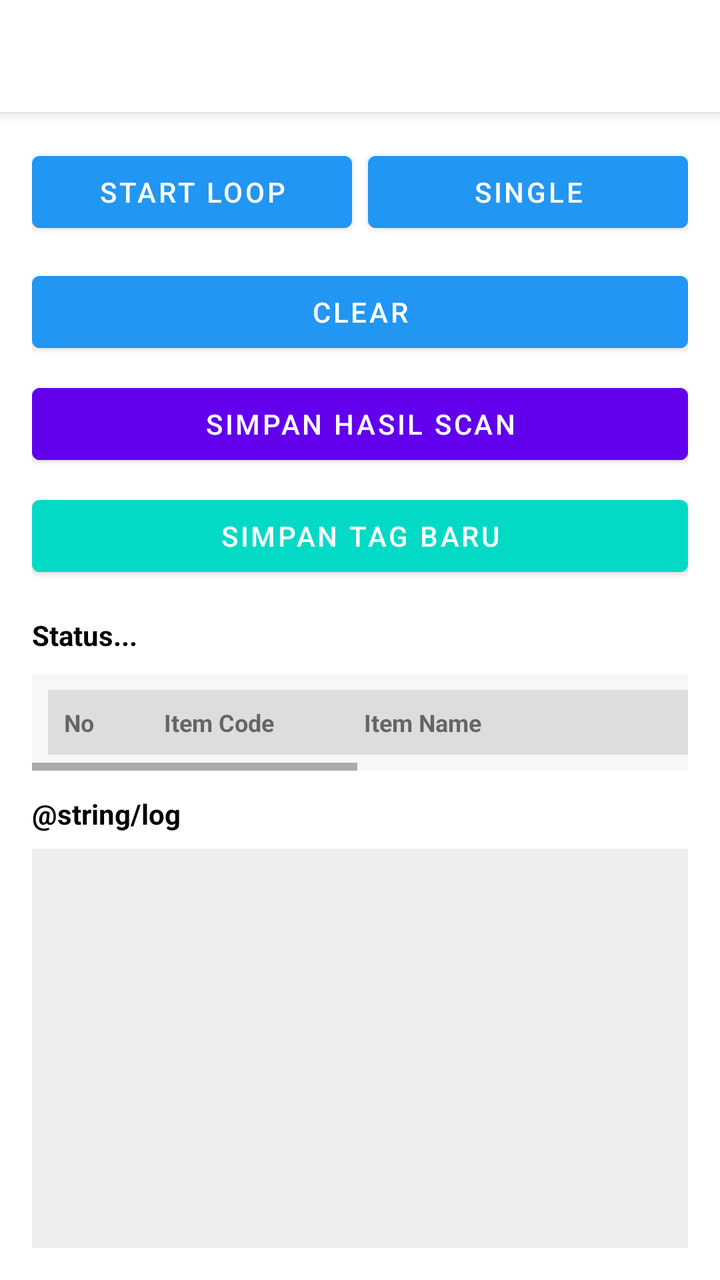
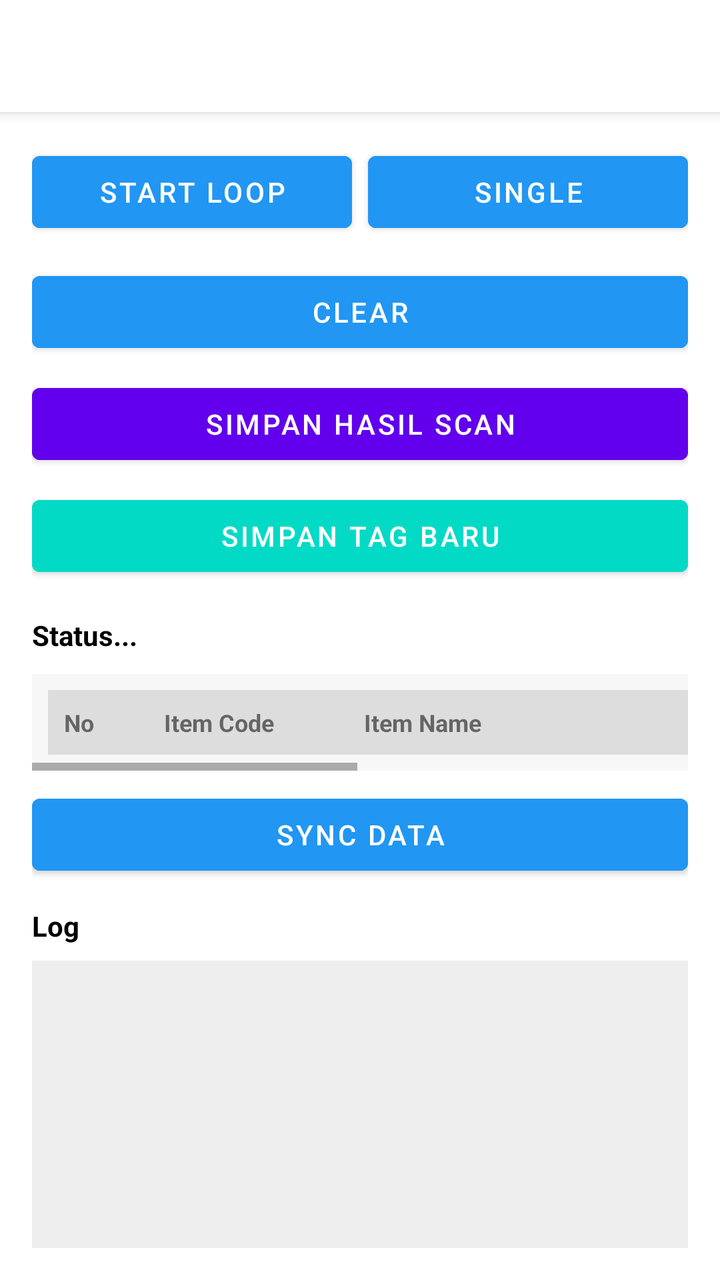

The first picture is an Android layout as it rendered before a commit; the second is the same layout after the commit. The layout source and the unified diff follow.
<!-- AndroidManifest.xml: application theme Theme.Newrfid -->
<!-- res/layout/fragment_scan.xml -->
<?xml version="1.0" encoding="utf-8"?>
<androidx.coordinatorlayout.widget.CoordinatorLayout
    xmlns:android="http://schemas.android.com/apk/res/android"
    xmlns:app="http://schemas.android.com/apk/res-auto"
    android:layout_width="match_parent"
    android:layout_height="match_parent"
    android:background="@android:color/white">

    <com.google.android.material.appbar.AppBarLayout
        android:layout_width="match_parent"
        android:layout_height="wrap_content">

        <com.google.android.material.appbar.MaterialToolbar
            android:id="@+id/toolbar"
            android:layout_width="match_parent"
            android:layout_height="?attr/actionBarSize"
            android:background="@android:color/white"
            android:title="@string/rfid_scanner"
            android:titleTextColor="@android:color/black"
            app:titleCentered="false" />
    </com.google.android.material.appbar.AppBarLayout>

    <androidx.core.widget.NestedScrollView
        android:id="@+id/rootScroll"
        android:layout_width="match_parent"
        android:layout_height="match_parent"
        android:fillViewport="true"
        android:padding="16dp"
        app:layout_behavior="@string/appbar_scrolling_view_behavior">

        <LinearLayout
            android:id="@+id/root"
            android:layout_width="match_parent"
            android:layout_height="wrap_content"
            android:orientation="vertical">

            
            <LinearLayout
                android:layout_width="match_parent"
                android:layout_height="wrap_content"
                android:orientation="horizontal">

                <Button
                    android:id="@+id/btnLoop"
                    android:layout_width="0dp"
                    android:layout_height="wrap_content"
                    android:layout_weight="1"
                    android:text="@string/start_loop"
                    android:textColor="@android:color/white"
                    android:layout_marginEnd="8dp"
                    android:backgroundTint="@color/blue_500" />

                <Button
                    android:id="@+id/btnSingle"
                    android:layout_width="0dp"
                    android:layout_height="wrap_content"
                    android:layout_weight="1"
                    android:text="@string/single"
                    android:textColor="@android:color/white"
                    android:backgroundTint="@color/blue_500" />
            </LinearLayout>

            <Button
                android:id="@+id/btnClear"
                android:layout_width="match_parent"
                android:layout_height="wrap_content"
                android:layout_marginTop="12dp"
                android:text="@string/clear"
                android:textColor="@android:color/white"
                android:backgroundTint="@color/blue_500" />

            <Button
                android:id="@+id/btnSaveScan"
                android:layout_width="match_parent"
                android:layout_height="wrap_content"
                android:layout_marginTop="8dp"
                android:text="Simpan Hasil Scan"
                android:textColor="@android:color/white"
                android:backgroundTint="@color/design_default_color_primary" />

            <Button
                android:id="@+id/btnPush"
                android:layout_width="match_parent"
                android:layout_height="wrap_content"
                android:layout_marginTop="8dp"
                android:text="@string/push_server"
                android:textColor="@android:color/white"
                android:backgroundTint="@color/design_default_color_secondary" />

            
            <TextView
                android:id="@+id/tvInfo"
                android:layout_width="match_parent"
                android:layout_height="wrap_content"
                android:layout_marginTop="16dp"
                android:text="@string/status"
                android:textSize="14sp"
                android:textStyle="bold"
                android:textColor="@android:color/black" />

            <HorizontalScrollView
                android:layout_width="match_parent"
                android:layout_height="wrap_content"
                android:layout_marginTop="10dp"
                android:fillViewport="true"
                android:scrollbars="horizontal"
                android:background="#F7F7F7">

                <LinearLayout
                    android:layout_width="wrap_content"
                    android:layout_height="wrap_content"
                    android:orientation="vertical"
                    android:padding="8dp">

                    <LinearLayout
                        android:layout_width="wrap_content"
                        android:layout_height="wrap_content"
                        android:orientation="horizontal"
                        android:background="#DDDDDD"
                        android:padding="8dp">

                        <TextView
                            android:layout_width="50dp"
                            android:layout_height="wrap_content"
                            android:text="No"
                            android:textStyle="bold"
                            android:textSize="12sp" />

                        <TextView
                            android:layout_width="100dp"
                            android:layout_height="wrap_content"
                            android:text="Item Code"
                            android:textStyle="bold"
                            android:textSize="12sp" />

                        <TextView
                            android:layout_width="200dp"
                            android:layout_height="wrap_content"
                            android:text="Item Name"
                            android:textStyle="bold"
                            android:textSize="12sp" />

                        <TextView
                            android:layout_width="60dp"
                            android:layout_height="wrap_content"
                            android:gravity="end"
                            android:text="End Stock"
                            android:textStyle="bold"
                            android:textSize="12sp" />

                        <TextView
                            android:layout_width="60dp"
                            android:layout_height="wrap_content"
                            android:gravity="end"
                            android:text="Scan"
                            android:textStyle="bold"
                            android:textSize="12sp" />

                        <TextView
                            android:layout_width="60dp"
                            android:layout_height="wrap_content"
                            android:gravity="end"
                            android:text="Selisih"
                            android:textStyle="bold"
                            android:textSize="12sp" />

                        <TextView
                            android:layout_width="100dp"
                            android:layout_height="wrap_content"
                            android:gravity="end"
                            android:text="Status"
                            android:textStyle="bold"
                            android:textSize="12sp" />
                    </LinearLayout>

                    
                    <androidx.recyclerview.widget.RecyclerView
                        android:id="@+id/rvProducts"
                        android:layout_width="wrap_content"
                        android:layout_height="wrap_content"
                        android:nestedScrollingEnabled="false" />
                </LinearLayout>
            </HorizontalScrollView>

            <TextView
                android:layout_width="match_parent"
                android:layout_height="wrap_content"
                android:layout_marginTop="12dp"
                android:text="@string/log"
                android:textStyle="bold"
                android:textColor="@android:color/black" />

            <TextView
                android:id="@+id/tvLog"
                android:layout_width="match_parent"
                android:layout_height="300dp"
                android:layout_marginTop="8dp"
                android:textSize="12sp"
                android:textColor="@android:color/black"
                android:textIsSelectable="true"
                android:background="#EEEEEE"
                android:padding="10dp"
                android:scrollbars="vertical" />

        </LinearLayout>
    </androidx.core.widget.NestedScrollView>

</androidx.coordinatorlayout.widget.CoordinatorLayout>
<!-- resources referenced by this layout -->
<resources>
  <color name="blue_500">#2196F3</color>
  <string name="clear">Clear</string>
  <string name="push_server">Simpan Tag Baru</string>
  <string name="rfid_scanner">RFID Scanner</string>
  <string name="single">Single</string>
  <string name="start_loop">Start Loop</string>
  <string name="status">Status...</string>
  <style name="Theme.Newrfid" parent="Theme.MaterialComponents.Light.NoActionBar">
          <item name="android:windowBackground">@android:color/white</item>
          <item name="colorSurface">@android:color/white</item>
          <item name="colorOnSurface">@android:color/black</item>
  
          <item name="colorPrimary">#2196F3</item>
          <item name="colorPrimaryVariant">#1976D2</item>
          <item name="colorOnPrimary">@android:color/white</item>
  
          <item name="android:statusBarColor">@android:color/white</item>
          <item name="android:windowLightStatusBar">true</item>
      </style>
</resources>

<!-- the commit's change to res/layout/fragment_scan.xml (unified diff, before → after) -->
@@ -182,6 +182,15 @@
                 </LinearLayout>
             </HorizontalScrollView>
 
+            <Button
+                android:id="@+id/btnSync"
+                android:layout_width="match_parent"
+                android:layout_height="wrap_content"
+                android:layout_marginTop="8dp"
+                android:text="@string/sync_data"
+                android:textColor="@android:color/white"
+                android:backgroundTint="@color/blue_500" />
+
             <TextView
                 android:layout_width="match_parent"
                 android:layout_height="wrap_content"
<!-- resource entries referenced after the edit -->
@@ -2,11 +2,13 @@
 <resources>
   <color name="blue_500">#2196F3</color>
   <string name="clear">Clear</string>
+  <string name="log">Log</string>
   <string name="push_server">Simpan Tag Baru</string>
   <string name="rfid_scanner">RFID Scanner</string>
   <string name="single">Single</string>
   <string name="start_loop">Start Loop</string>
   <string name="status">Status...</string>
+  <string name="sync_data">Sync Data</string>
   <style name="Theme.Newrfid" parent="Theme.MaterialComponents.Light.NoActionBar">
           <item name="android:windowBackground">@android:color/white</item>
           <item name="colorSurface">@android:color/white</item>
